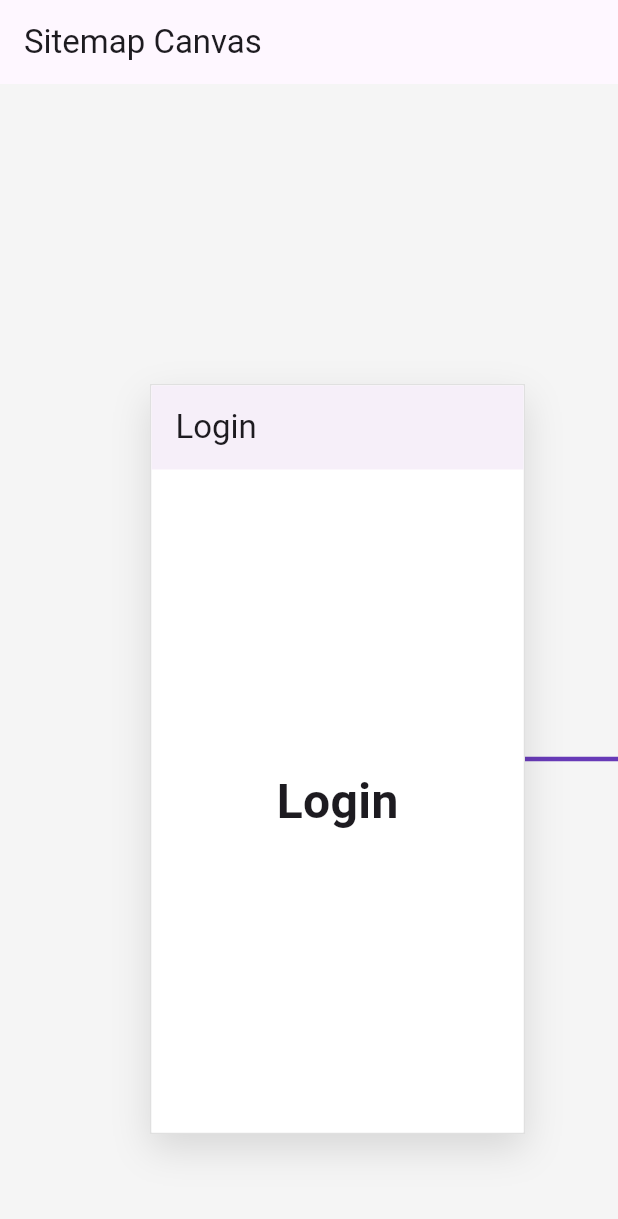
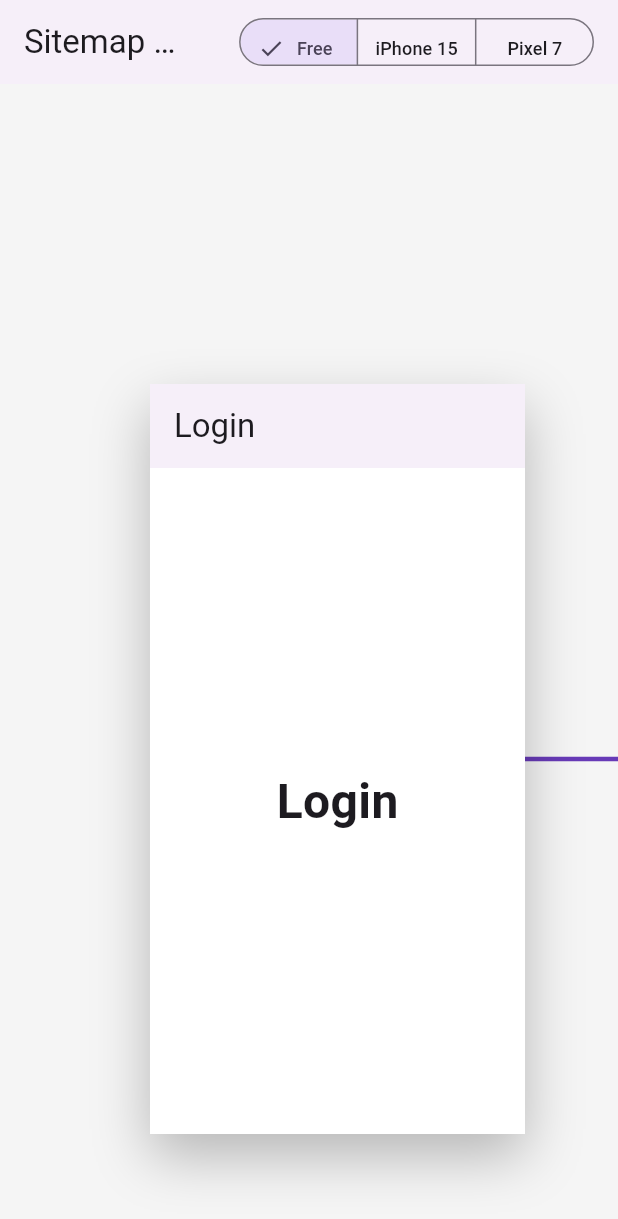
Before and after one commit to 13nosui/design-canvas-app, a Flutter app: the screen it shows after launch, on a phone screen of 412 x 824 dp. Shown: the top 1219 px of the screen. Run offline on Flutter 3.47's test engine with Material 3 defaults, Android fonts, the phone set to English and light mode, and no system bars.

Commit message:
feat: デバイスプレビュー切り替え機能（iPhone/Pixel）を実装

```diff
--- /dev/null
+++ b/design_canvas_app/lib/core/design_system/device_specs.dart
@@ -0,0 +1,46 @@
+class DeviceSpec {
+  final String id;
+  final String name;
+  final double width;
+  final double height;
+  final double borderRadius;
+  final double bezelWidth;
+
+  const DeviceSpec({
+    required this.id,
+    required this.name,
+    required this.width,
+    required this.height,
+    this.borderRadius = 0.0,
+    this.bezelWidth = 0.0,
+  });
+}
+
+class AppDevices {
+  static const DeviceSpec free = DeviceSpec(
+    id: 'free',
+    name: 'Free',
+    width: 250,
+    height: 500,
+  );
+
+  static const DeviceSpec iphone15 = DeviceSpec(
+    id: 'iphone_15',
+    name: 'iPhone 15',
+    width: 393,
+    height: 852,
+    borderRadius: 48,
+    bezelWidth: 12, // 黒枠の太さ
+  );
+
+  static const DeviceSpec pixel7 = DeviceSpec(
+    id: 'pixel_7',
+    name: 'Pixel 7',
+    width: 412,
+    height: 915,
+    borderRadius: 24,
+    bezelWidth: 8,
+  );
+
+  static const List<DeviceSpec> values = [free, iphone15, pixel7];
+}
--- a/design_canvas_app/lib/presentation/pages/design_canvas_page.dart
+++ b/design_canvas_app/lib/presentation/pages/design_canvas_page.dart
@@ -1,5 +1,6 @@
 import 'package:flutter/material.dart';
 import '../../core/design_system/app_colors.dart';
+import '../../core/design_system/device_specs.dart';
 import '../../core/navigation/sitemap_definition.dart';
 import '../../core/navigation/sitemap_widgets.g.dart';
 
@@ -11,11 +12,14 @@ class DesignCanvasPage extends StatefulWidget {
 }
 
 class _DesignCanvasPageState extends State<DesignCanvasPage> with SingleTickerProviderStateMixin {
-  // 画面のサイズ設定（iPhone等に近い比率で縮小表示）
-  final double screenWidth = 250;
-  final double screenHeight = 500;
+  DeviceSpec _selectedDevice = AppDevices.free;
+
+  // デバイスの定義からサイズを取得
+  double get screenWidth => _selectedDevice.width;
+  double get screenHeight => _selectedDevice.height;
+
   // 画面間の横の間隔
-  final double xSpacing = 150;
+  final double xSpacing = 200;
 
   late TransformationController _transformationController;
   late AnimationController _animationController;
@@ -49,6 +53,7 @@ class _DesignCanvasPageState extends State<DesignCanvasPage> with SingleTickerPr
 
     // シンプルに左から右へ並べるロジック
     for (final key in sitemapDefinition.keys) {
+      // 少し下に余白を取る
       positions[key] = Offset(currentX, 200.0);
       currentX += screenWidth + xSpacing;
     }
@@ -57,25 +62,18 @@ class _DesignCanvasPageState extends State<DesignCanvasPage> with SingleTickerPr
 
   // 該当の座標へアニメーションしてズーム移動する
   void _zoomToScreen(Offset targetPosition) {
-    // Scaffoldのボディサイズ（Viewport全体）と扱う
     final screenSize = MediaQuery.of(context).size;
-
-    // 原寸大（1.0倍）へズーム
     const targetScale = 1.0;
 
-    // Target画面の中心座標（キャンバス上）
     final screenCenterX = targetPosition.dx + (screenWidth / 2);
     final screenCenterY = targetPosition.dy + (screenHeight / 2);
 
-    // Viewportとしての中心座標（表示領域）
-    // SafeAreaやAppBarの影響である程度ズレるため概算（Scaffoldのbody幅を利用）
     final viewportWidth = screenSize.width;
     final viewportHeight = screenSize.height - kToolbarHeight - MediaQuery.of(context).padding.top;
 
     final viewportCenterX = viewportWidth / 2;
     final viewportCenterY = viewportHeight / 2;
 
-    // 行列の平行移動成分を計算（スケール適用後の位置に合わせるため targetScale をかける）
     final targetX = viewportCenterX - (screenCenterX * targetScale);
     final targetY = viewportCenterY - (screenCenterY * targetScale);
 
@@ -88,7 +86,7 @@ class _DesignCanvasPageState extends State<DesignCanvasPage> with SingleTickerPr
       end: targetMatrix,
     ).animate(CurvedAnimation(
       parent: _animationController,
-      curve: Curves.easeInOutBack, // リズミカルなアニメーション
+      curve: Curves.easeInOutBack,
     ));
 
     _animationController.forward(from: 0.0);
@@ -101,26 +99,44 @@ class _DesignCanvasPageState extends State<DesignCanvasPage> with SingleTickerPr
     return Scaffold(
       appBar: AppBar(
         title: const Text('Sitemap Canvas'),
-        elevation: 0,
+        elevation: 1,
+        actions: [
+          // デバイス切り替えツールバー
+          Padding(
+            padding: const EdgeInsets.symmetric(horizontal: 16.0, vertical: 8.0),
+            child: SegmentedButton<DeviceSpec>(
+              segments: AppDevices.values.map((device) {
+                return ButtonSegment<DeviceSpec>(
+                  value: device,
+                  label: Text(device.name, style: const TextStyle(fontSize: 12)),
+                );
+              }).toList(),
+              selected: {_selectedDevice},
+              onSelectionChanged: (Set<DeviceSpec> newSelection) {
+                setState(() {
+                  _selectedDevice = newSelection.first;
+                });
+              },
+            ),
+          ),
+        ],
       ),
       body: InteractiveViewer(
         transformationController: _transformationController,
         boundaryMargin: const EdgeInsets.all(double.infinity),
-        minScale: 0.1,
-        maxScale: 2.0,
+        minScale: 0.05,
+        maxScale: 3.0,
         constrained: false,
         child: SizedBox(
-          width: 3000,
+          width: 5000,
           height: 3000,
           child: Stack(
             children: [
-              // 背景となるキャンバスのベース
               Positioned.fill(
                 child: Container(
                   color: Colors.grey[100],
                 ),
               ),
-              // 第一層：画面同士を結ぶ線を描画
               Positioned.fill(
                 child: CustomPaint(
                   painter: SitemapPainter(
@@ -132,51 +148,51 @@ class _DesignCanvasPageState extends State<DesignCanvasPage> with SingleTickerPr
                   ),
                 ),
               ),
-              // 第二層：各画面のWidgetを配置
               for (final entry in positions.entries)
                 Positioned(
                   left: entry.value.dx,
                   top: entry.value.dy,
                   width: screenWidth,
                   height: screenHeight,
+                  child: GestureDetector(
+                    behavior: HitTestBehavior.opaque,
+                    onTap: () => _zoomToScreen(entry.value),
+                    onDoubleTap: () {
+                      final snakeCaseKey = entry.key.toLowerCase();
+                      final filePath = 'lib/presentation/pages/${snakeCaseKey}_page.dart';
+                      debugPrint('ANTIGRAVITY_OPEN_FILE: $filePath');
+                      ScaffoldMessenger.of(context).showSnackBar(
+                        SnackBar(
+                          content: Text('🖥️ Click-to-Code ($filePath)'),
+                          duration: const Duration(seconds: 2),
+                        ),
+                      );
+                    },
+                    // ベゼルの描画
                     child: Container(
                       decoration: BoxDecoration(
-                      color: Colors.white,
-                      border: Border.all(color: Colors.black12, width: 1),
+                        color: Colors.black, // ベゼルの色
+                        borderRadius: BorderRadius.circular(_selectedDevice.borderRadius),
                         boxShadow: const [
                           BoxShadow(
-                          color: Colors.black12,
-                          blurRadius: 20,
-                          offset: Offset(0, 10),
+                            color: Colors.black26,
+                            blurRadius: 30,
+                            offset: Offset(0, 15),
                           )
                         ],
                       ),
-                    clipBehavior: Clip.antiAlias,
-                    child: GestureDetector(
-                      // タップを確実に拾うための指定
-                      behavior: HitTestBehavior.opaque,
-                      onTap: () {
-                        // 画面中心にズーム移動
-                        _zoomToScreen(entry.value);
-                      },
-                      onDoubleTap: () {
-                        // Click-to-Code のプレビュー雛形
-                        // ファイルパスの算出（仮）例：home -> lib/presentation/pages/home_page.dart
-                        final snakeCaseKey = entry.key.toLowerCase();
-                        final filePath = 'lib/presentation/pages/${snakeCaseKey}_page.dart';
-
-                        debugPrint('ANTIGRAVITY_OPEN_FILE: $filePath');
-
-                        ScaffoldMessenger.of(context).showSnackBar(
-                          SnackBar(
-                            content: Text('🖥️ Click-to-Code ($filePath)\n（コンソールを確認してください）'),
-                            duration: const Duration(seconds: 4),
+                      padding: EdgeInsets.all(_selectedDevice.bezelWidth),
+                      child: ClipRRect(
+                        // ベゼル分だけ内側の角丸を小さくする
+                        borderRadius: BorderRadius.circular(
+                          (_selectedDevice.borderRadius - _selectedDevice.bezelWidth).clamp(0.0, double.infinity),
                         ),
-                        );
-                      },
-                      // 画面内の中身のボタン等が押されないようにジェスチャーを吸収する
+                        child: Container(
+                          color: Colors.white,
                           child: AbsorbPointer(
                             child: generatedScreenWidgets[entry.key] ?? const Center(child: Text('Not Found')),
+                          ),
+                        ),
                       ),
                     ),
                   ),
@@ -189,7 +205,6 @@ class _DesignCanvasPageState extends State<DesignCanvasPage> with SingleTickerPr
   }
 }
 
-// 画面間を線で結ぶカスタムペインター
 class SitemapPainter extends CustomPainter {
   final Map<String, List<String>> sitemap;
   final Map<String, Offset> positions;
@@ -220,17 +235,14 @@ class SitemapPainter extends CustomPainter {
       final fromPos = positions[fromNode];
       if (fromPos == null) continue;
 
-      // 画面の右端中央を出発点とする
       final startPoint = Offset(fromPos.dx + screenWidth, fromPos.dy + screenHeight / 2);
 
       for (final toNode in sitemap[fromNode]!) {
         final toPos = positions[toNode];
         if (toPos == null) continue;
 
-        // 次の画面の左端中央を到着点とする
         final endPoint = Offset(toPos.dx, toPos.dy + screenHeight / 2);
 
-        // ベジェ曲線を使って柔らかい線を引く
         final path = Path()
           ..moveTo(startPoint.dx, startPoint.dy)
           ..cubicTo(
@@ -240,8 +252,6 @@ class SitemapPainter extends CustomPainter {
           );
 
         canvas.drawPath(path, paint);
-
-        // 到着点に矢印風の円を描画
         canvas.drawCircle(endPoint, 6.0, arrowPaint);
       }
     }
@@ -249,6 +259,9 @@ class SitemapPainter extends CustomPainter {
 
   @override
   bool shouldRepaint(covariant SitemapPainter oldDelegate) {
-    return false; // 今回は静的データのため再描画不要
+    return oldDelegate.screenWidth != screenWidth ||
+           oldDelegate.screenHeight != screenHeight ||
+           oldDelegate.sitemap != sitemap ||
+           oldDelegate.positions != positions;
   }
 }
```
Lines whose indentation alone changed are shown as unchanged.
